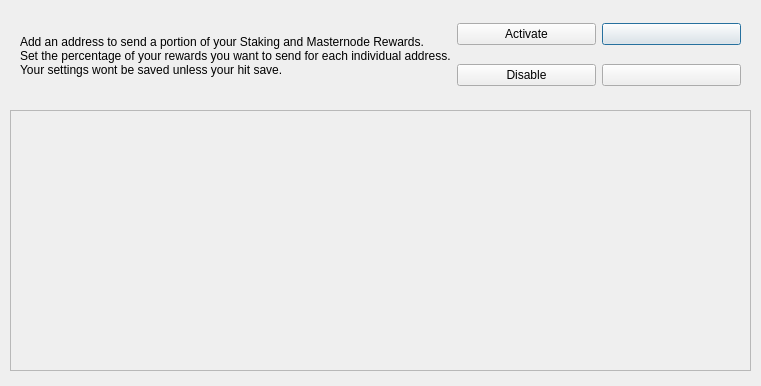
SHTDJ/Bulwark, file src/qt/forms/multisendconfigdialog.ui: the form before one commit.
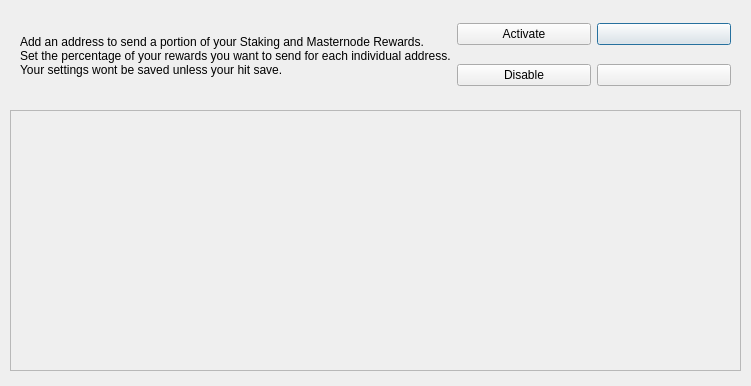
The form after the commit. Icons and pictures are not drawn.

```diff
--- a/src/qt/forms/multisendconfigdialog.ui
+++ b/src/qt/forms/multisendconfigdialog.ui
@@ -6,7 +6,7 @@
    <rect>
     <x>0</x>
     <y>0</y>
-    <width>761</width>
+    <width>751</width>
     <height>386</height>
    </rect>
   </property>
@@ -18,7 +18,7 @@
     <rect>
      <x>10</x>
      <y>110</y>
-     <width>741</width>
+     <width>731</width>
      <height>261</height>
     </rect>
    </property>
@@ -36,7 +36,7 @@
      <rect>
       <x>0</x>
       <y>0</y>
-      <width>739</width>
+      <width>729</width>
       <height>259</height>
      </rect>
     </property>
@@ -65,7 +65,7 @@
     <rect>
      <x>10</x>
      <y>10</y>
-     <width>741</width>
+     <width>731</width>
      <height>91</height>
     </rect>
    </property>
```
